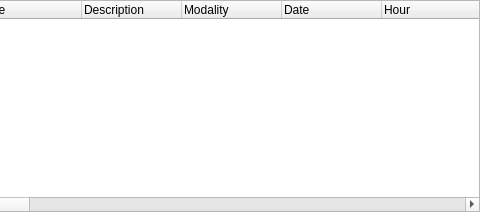
Before: the Qt Designer form starviewer/src/inputoutput/qstudytreewidgetbase.ui in starviewer-medical/starviewer, drawn with Qt 5; both pictures show x 219 to 699 and y 0 to 212 of the 699 by 212 pixel window.
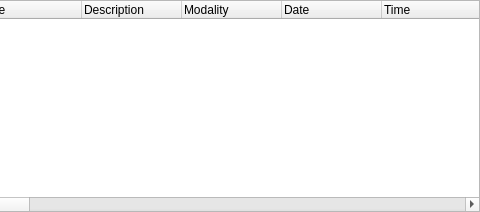
After: the same form once the commit is applied.

The edit to the form file:
```diff
--- a/starviewer/src/inputoutput/qstudytreewidgetbase.ui
+++ b/starviewer/src/inputoutput/qstudytreewidgetbase.ui
@@ -81,7 +81,7 @@
      </column>
      <column>
       <property name="text">
-       <string>Hour</string>
+       <string>Time</string>
       </property>
      </column>
      <column>
@@ -111,7 +111,7 @@
      </column>
      <column>
       <property name="text">
-       <string>Acc. Num</string>
+       <string>Acc. Num.</string>
       </property>
      </column>
      <column>
@@ -121,7 +121,7 @@
      </column>
      <column>
       <property name="text">
-       <string>Ref Physician Name</string>
+       <string>Ref. Physician's Name</string>
       </property>
      </column>
      <column>
```
